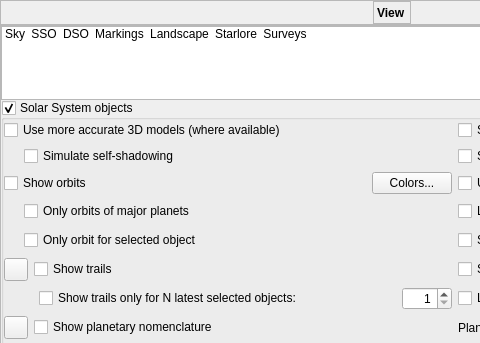
Above: src/gui/viewDialog.ui from 519984307/stellarium_src before the change; both pictures show x 0 to 480 and y 0 to 343 of the 809 by 591 pixel window. Below: the same form after it.
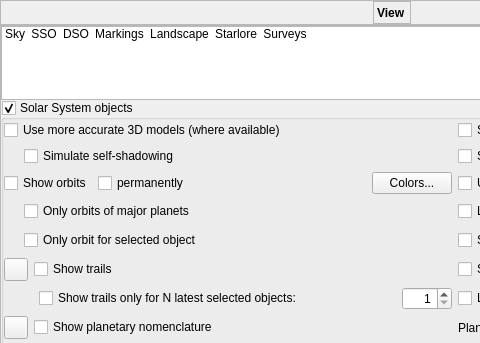
That is the form after the change. The open tabs and pages were chosen to show the change. Icons and pictures are not drawn. Custom widgets are drawn as their Qt base class.

Commit message: Make permanent orbit drawing a full option (property, GUI switch)

Patch:
```diff
--- a/src/gui/viewDialog.ui
+++ b/src/gui/viewDialog.ui
@@ -1158,6 +1158,16 @@
                  </property>
                 </widget>
                </item>
+               <item>
+                <widget class="QCheckBox" name="planetOrbitPermanentCheckBox">
+                 <property name="toolTip">
+                  <string>Show orbit even if planet is off screen</string>
+                 </property>
+                 <property name="text">
+                  <string>permanently</string>
+                 </property>
+                </widget>
+               </item>
                <item>
                 <spacer name="horizontalSpacer_4">
                  <property name="orientation">
```
The commit also changes 5 other files.
